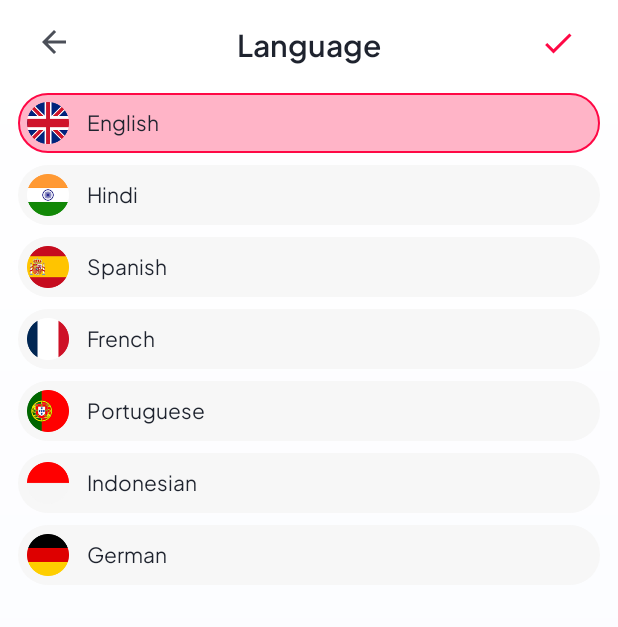
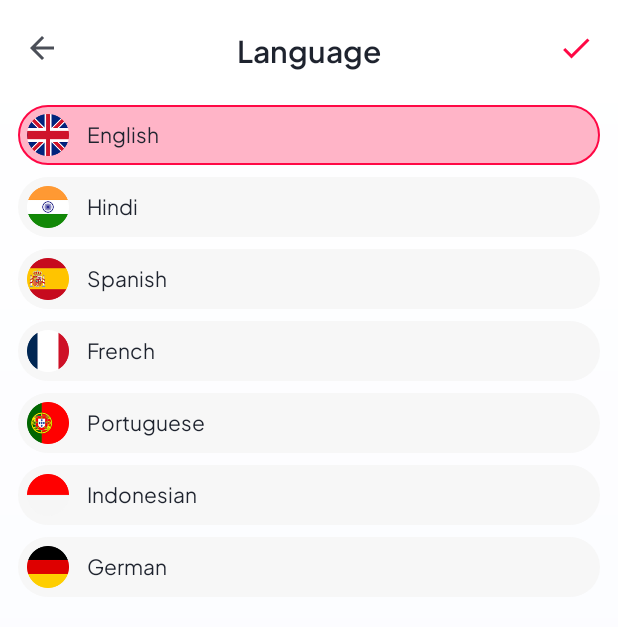
Before and after one commit to alm-174/LoveTester, an Android app: the SettingsActivity screen opened directly, with no data from a screen before it, after a tap on "Language", on a phone screen of 412 x 824 dp. Shown: the top 627 px of the screen. Run offline under Robolectric (Android 15) with nearby library versions, the phone set to English and light mode, and no system bars.

Commit message:
Đợt 2: edge-to-edge cho Language/Intro/Permission/Settings, nút back 48dp có ripple, tiêu đề dùng chung, ripple cho vùng bấm

```diff
--- /dev/null
+++ b/app/src/main/java/com/example/lovetester/ui/common/InsetsExtensions.kt
@@ -0,0 +1,43 @@
+package com.example.lovetester.ui.common
+
+import android.graphics.Color
+import android.view.View
+import androidx.activity.ComponentActivity
+import androidx.activity.SystemBarStyle
+import androidx.activity.enableEdgeToEdge
+import androidx.core.view.ViewCompat
+import androidx.core.view.WindowInsetsCompat
+
+/**
+ * Edge-to-edge for screens with a LIGHT background: transparent bars with dark icons.
+ * (Home keeps its own style because its top is a photo.)
+ */
+fun ComponentActivity.enableLightEdgeToEdge() {
+    val light = SystemBarStyle.light(Color.TRANSPARENT, Color.TRANSPARENT)
+    enableEdgeToEdge(statusBarStyle = light, navigationBarStyle = light)
+}
+
+/**
+ * Adds the system bars (and display cutout) insets to this view's padding, on top of the padding
+ * declared in XML. Needed on every screen since targetSdk 35 enforces edge-to-edge.
+ */
+fun View.applySystemBarsPadding() {
+    val startLeft = paddingLeft
+    val startTop = paddingTop
+    val startRight = paddingRight
+    val startBottom = paddingBottom
+
+    ViewCompat.setOnApplyWindowInsetsListener(this) { view, windowInsets ->
+        val bars = windowInsets.getInsets(
+            WindowInsetsCompat.Type.systemBars() or WindowInsetsCompat.Type.displayCutout()
+        )
+        view.setPadding(
+            startLeft + bars.left,
+            startTop + bars.top,
+            startRight + bars.right,
+            startBottom + bars.bottom
+        )
+        windowInsets
+    }
+    ViewCompat.requestApplyInsets(this)
+}
--- a/app/src/main/java/com/example/lovetester/ui/intro/IntroActivity.kt
+++ b/app/src/main/java/com/example/lovetester/ui/intro/IntroActivity.kt
@@ -11,6 +11,8 @@ import com.example.lovetester.R
 import com.example.lovetester.data.local.model.OnboardingStep
 import com.example.lovetester.data.local.repository.LoveSettingsRepository
 import com.example.lovetester.databinding.ActivityIntroBinding
+import com.example.lovetester.ui.common.applySystemBarsPadding
+import com.example.lovetester.ui.common.enableLightEdgeToEdge
 import com.example.lovetester.ui.language.LanguageActivity
 import com.example.lovetester.ui.permission.PermissionActivity
 import kotlinx.coroutines.CancellationException
@@ -27,8 +29,10 @@ class IntroActivity : AppCompatActivity() {
     override fun onCreate(savedInstanceState: Bundle?) {
         super.onCreate(savedInstanceState)
 
+        enableLightEdgeToEdge()
         binding = ActivityIntroBinding.inflate(layoutInflater)
         setContentView(binding.root)
+        binding.root.applySystemBarsPadding()
 
         repository = LoveSettingsRepository(applicationContext)
 
--- a/app/src/main/java/com/example/lovetester/ui/language/LanguageActivity.kt
+++ b/app/src/main/java/com/example/lovetester/ui/language/LanguageActivity.kt
@@ -11,6 +11,8 @@ import androidx.recyclerview.widget.LinearLayoutManager
 import com.example.lovetester.data.local.model.OnboardingStep
 import com.example.lovetester.data.local.repository.LoveSettingsRepository
 import com.example.lovetester.databinding.ActivityLanguageBinding
+import com.example.lovetester.ui.common.applySystemBarsPadding
+import com.example.lovetester.ui.common.enableLightEdgeToEdge
 import com.example.lovetester.ui.intro.IntroActivity
 import dagger.hilt.android.AndroidEntryPoint
 import kotlinx.coroutines.CancellationException
@@ -32,8 +34,10 @@ class LanguageActivity : AppCompatActivity() {
     override fun onCreate(savedInstanceState: Bundle?) {
         super.onCreate(savedInstanceState)
 
+        enableLightEdgeToEdge()
         binding = ActivityLanguageBinding.inflate(layoutInflater)
         setContentView(binding.root)
+        binding.root.applySystemBarsPadding()
 
         setupLanguageList()
         setupConfirmButton()
--- a/app/src/main/java/com/example/lovetester/ui/permission/PermissionActivity.kt
+++ b/app/src/main/java/com/example/lovetester/ui/permission/PermissionActivity.kt
@@ -13,6 +13,8 @@ import androidx.appcompat.app.AppCompatActivity
 import androidx.core.content.ContextCompat
 import com.example.lovetester.R
 import com.example.lovetester.databinding.ActivityPermissionBinding
+import com.example.lovetester.ui.common.applySystemBarsPadding
+import com.example.lovetester.ui.common.enableLightEdgeToEdge
 import android.provider.Settings
 import com.example.lovetester.ui.home.HomeActivity
 import android.widget.Toast
@@ -42,8 +44,10 @@ class PermissionActivity : AppCompatActivity(){
     override fun onCreate(savedInstanceState: Bundle?) {
         super.onCreate(savedInstanceState)
 
+        enableLightEdgeToEdge()
         binding = ActivityPermissionBinding.inflate(layoutInflater)
         setContentView(binding.root)
+        binding.root.applySystemBarsPadding()
         repository = LoveSettingsRepository(applicationContext)
 
         syncCameraPermissionSwitch()
--- a/app/src/main/java/com/example/lovetester/ui/setting/SettingsActivity.kt
+++ b/app/src/main/java/com/example/lovetester/ui/setting/SettingsActivity.kt
@@ -5,6 +5,8 @@ import android.view.View
 import androidx.appcompat.app.AppCompatActivity
 import com.example.lovetester.R
 import com.example.lovetester.databinding.ActivitySettingsBinding
+import com.example.lovetester.ui.common.applySystemBarsPadding
+import com.example.lovetester.ui.common.enableLightEdgeToEdge
 import com.example.lovetester.ui.language.LanguageFragment
 
 class SettingsActivity : AppCompatActivity() {
@@ -14,8 +16,10 @@ class SettingsActivity : AppCompatActivity() {
     override fun onCreate(savedInstanceState: Bundle?) {
         super.onCreate(savedInstanceState)
 
+        enableLightEdgeToEdge()
         binding = ActivitySettingsBinding.inflate(layoutInflater)
         setContentView(binding.root)
+        binding.root.applySystemBarsPadding()
 
         supportFragmentManager.addOnBackStackChangedListener {
             updateScreen(
--- a/app/src/main/res/layout/activity_home.xml
+++ b/app/src/main/res/layout/activity_home.xml
@@ -85,6 +85,7 @@
         <!-- Cột trái -->
         <LinearLayout
             android:id="@+id/layoutPersonOne"
+        android:foreground="?attr/selectableItemBackground"
             android:layout_width="0dp"
             android:layout_height="wrap_content"
             android:layout_weight="1"
@@ -140,6 +141,7 @@
 
         <LinearLayout
             android:id="@+id/layoutLoveDays"
+        android:foreground="?attr/selectableItemBackground"
             android:layout_width="0dp"
             android:layout_height="wrap_content"
             android:layout_weight="1"
@@ -186,6 +188,7 @@
 
         <LinearLayout
             android:id="@+id/layoutPersonTwo"
+        android:foreground="?attr/selectableItemBackground"
             android:layout_width="0dp"
             android:layout_height="wrap_content"
             android:layout_weight="1"
--- a/app/src/main/res/layout/activity_settings.xml
+++ b/app/src/main/res/layout/activity_settings.xml
@@ -9,8 +9,8 @@
     <androidx.constraintlayout.widget.ConstraintLayout
         android:id="@+id/layoutSettingsHeader"
         android:layout_width="0dp"
-        android:layout_height="40dp"
-        android:layout_marginHorizontal="16dp"
+        android:layout_height="48dp"
+        android:layout_marginHorizontal="4dp"
         android:layout_marginTop="8dp"
         app:layout_constraintTop_toTopOf="parent"
         app:layout_constraintStart_toStartOf="parent"
@@ -18,14 +18,10 @@
 
         <ImageButton
             android:id="@+id/btnBack"
-            android:layout_width="40dp"
-            android:layout_height="40dp"
-            android:src="@drawable/ic_arrow_left"
-            android:padding="8dp"
-            android:scaleType="centerInside"
-            android:background="?attr/selectableItemBackgroundBorderless"
+            style="@style/Widget.LoveTester.BackButton"
             android:contentDescription="@string/common_back"
-            app:tint="@color/text_body"
+            android:layout_width="48dp"
+            android:layout_height="48dp"
             app:layout_constraintStart_toStartOf="parent"
             app:layout_constraintTop_toTopOf="parent"
             app:layout_constraintBottom_toBottomOf="parent"/>
@@ -35,9 +31,7 @@
             android:layout_width="wrap_content"
             android:layout_height="wrap_content"
             android:text="@string/settings_title"
-            android:textSize="24sp"
-            android:fontFamily="@font/plus_jakarta_sans_semibold"
-            android:textColor="@color/text_title"
+            android:textAppearance="@style/TextAppearance.LoveTester.LargeTitle"
             android:gravity="center"
             app:layout_constraintStart_toStartOf="parent"
             app:layout_constraintEnd_toEndOf="parent"
@@ -66,7 +60,8 @@
             android:gravity="center_vertical"
             android:background="?attr/selectableItemBackground"
             android:clickable="true"
-            android:focusable="true">
+            android:focusable="true"
+        android:foreground="?attr/selectableItemBackground">
 
             <ImageView
                 android:layout_width="24dp"
@@ -108,7 +103,8 @@
             android:gravity="center_vertical"
             android:background="?attr/selectableItemBackground"
             android:clickable="true"
-            android:focusable="true">
+            android:focusable="true"
+        android:foreground="?attr/selectableItemBackground">
 
             <ImageView
                 android:layout_width="24dp"
@@ -142,7 +138,8 @@
             android:gravity="center_vertical"
             android:background="?attr/selectableItemBackground"
             android:clickable="true"
-            android:focusable="true">
+            android:focusable="true"
+        android:foreground="?attr/selectableItemBackground">
 
             <ImageView
                 android:layout_width="24dp"
@@ -176,7 +173,8 @@
             android:gravity="center_vertical"
             android:background="?attr/selectableItemBackground"
             android:clickable="true"
-            android:focusable="true">
+            android:focusable="true"
+        android:foreground="?attr/selectableItemBackground">
 
             <ImageView
                 android:layout_width="24dp"
@@ -210,7 +208,8 @@
             android:gravity="center_vertical"
             android:background="?attr/selectableItemBackground"
             android:clickable="true"
-            android:focusable="true">
+            android:focusable="true"
+        android:foreground="?attr/selectableItemBackground">
 
             <ImageView
                 android:layout_width="24dp"
--- a/app/src/main/res/layout/fragment_language.xml
+++ b/app/src/main/res/layout/fragment_language.xml
@@ -9,8 +9,8 @@
     <androidx.constraintlayout.widget.ConstraintLayout
         android:id="@+id/layoutLanguageHeader"
         android:layout_width="0dp"
-        android:layout_height="40dp"
-        android:layout_marginHorizontal="16dp"
+        android:layout_height="48dp"
+        android:layout_marginHorizontal="4dp"
         android:layout_marginTop="8dp"
         app:layout_constraintTop_toTopOf="parent"
         app:layout_constraintStart_toStartOf="parent"
@@ -18,14 +18,10 @@
 
         <ImageButton
             android:id="@+id/btnBack"
-            android:layout_width="40dp"
-            android:layout_height="40dp"
-            android:src="@drawable/ic_arrow_left"
-            android:padding="8dp"
-            android:scaleType="centerInside"
-            android:background="?attr/selectableItemBackgroundBorderless"
+            style="@style/Widget.LoveTester.BackButton"
             android:contentDescription="@string/common_back"
-            app:tint="@color/text_body"
+            android:layout_width="48dp"
+            android:layout_height="48dp"
             app:layout_constraintStart_toStartOf="parent"
             app:layout_constraintTop_toTopOf="parent"
             app:layout_constraintBottom_toBottomOf="parent"/>
@@ -35,9 +31,7 @@
             android:layout_width="wrap_content"
             android:layout_height="wrap_content"
             android:text="@string/language_title"
-            android:textSize="20sp"
-            android:fontFamily="@font/plus_jakarta_sans_semibold"
-            android:textColor="@color/text_title"
+            android:textAppearance="@style/TextAppearance.LoveTester.ScreenTitle"
             android:gravity="center"
             app:layout_constraintStart_toStartOf="parent"
             app:layout_constraintEnd_toEndOf="parent"
--- a/app/src/main/res/layout/item_zodiac.xml
+++ b/app/src/main/res/layout/item_zodiac.xml
@@ -4,7 +4,8 @@
     android:layout_height="156dp"
     android:background="@drawable/bg_zodiac_item"
     android:clickable="true"
-    android:focusable="true">
+    android:focusable="true"
+    android:foreground="?attr/selectableItemBackground">
 
     <ImageView
         android:id="@+id/ivZodiac"
--- a/app/src/main/res/values/styles.xml
+++ b/app/src/main/res/values/styles.xml
@@ -4,6 +4,47 @@
     <style name="ShapeAppearance.LoveTester.Circle"
         parent="ShapeAppearance.MaterialComponents.MediumComponent">
         <item name="cornerSize">50%</item>
+    </style>
+
+    <!-- Back arrow. The 48dp size must be set in each layout (layout_* are not read from styles). -->
+    <style name="Widget.LoveTester.BackButton" parent="">
+        <item name="android:src">@drawable/ic_arrow_left</item>
+        <item name="android:background">?attr/selectableItemBackgroundBorderless</item>
+        <item name="android:scaleType">centerInside</item>
+        <item name="android:padding">12dp</item>
+        <item name="android:contentDescription">@string/common_back</item>
+        <item name="tint">@color/text_body</item>
+    </style>
+
+    <!-- Text scale: 24 / 20 / 16 / 14 / 12 -->
+    <style name="TextAppearance.LoveTester.LargeTitle" parent="">
+        <item name="android:textSize">24sp</item>
+        <item name="android:fontFamily">@font/plus_jakarta_sans_semibold</item>
+        <item name="android:textColor">@color/text_title</item>
+    </style>
+
+    <style name="TextAppearance.LoveTester.ScreenTitle" parent="">
+        <item name="android:textSize">20sp</item>
+        <item name="android:fontFamily">@font/plus_jakarta_sans_semibold</item>
+        <item name="android:textColor">@color/text_title</item>
+    </style>
+
+    <style name="TextAppearance.LoveTester.SheetTitle" parent="">
+        <item name="android:textSize">16sp</item>
+        <item name="android:fontFamily">@font/plus_jakarta_sans_semibold</item>
+        <item name="android:textColor">@color/text_title</item>
+    </style>
+
+    <style name="TextAppearance.LoveTester.Body" parent="">
+        <item name="android:textSize">14sp</item>
+        <item name="android:fontFamily">@font/plus_jakarta_sans_regular</item>
+        <item name="android:textColor">@color/text_body</item>
+    </style>
+
+    <style name="TextAppearance.LoveTester.Caption" parent="">
+        <item name="android:textSize">12sp</item>
+        <item name="android:fontFamily">@font/plus_jakarta_sans_regular</item>
+        <item name="android:textColor">@color/text_body</item>
     </style>
 
     <style name="Widget.LoveTester.Button.Filled" parent="Widget.Material3.Button">
```
Also changed, not shown: app/src/main/res/layout/fragment_add_memory.xml (+6 -12 lines), app/src/main/res/layout/fragment_horoscope_test.xml (+10 -11 lines), app/src/main/res/layout/fragment_love_test_result.xml (+4 -7 lines), app/src/main/res/layout/fragment_name_test.xml (+3 -6 lines), app/src/main/res/layout/fragment_start_date.xml (+7 -10 lines).
